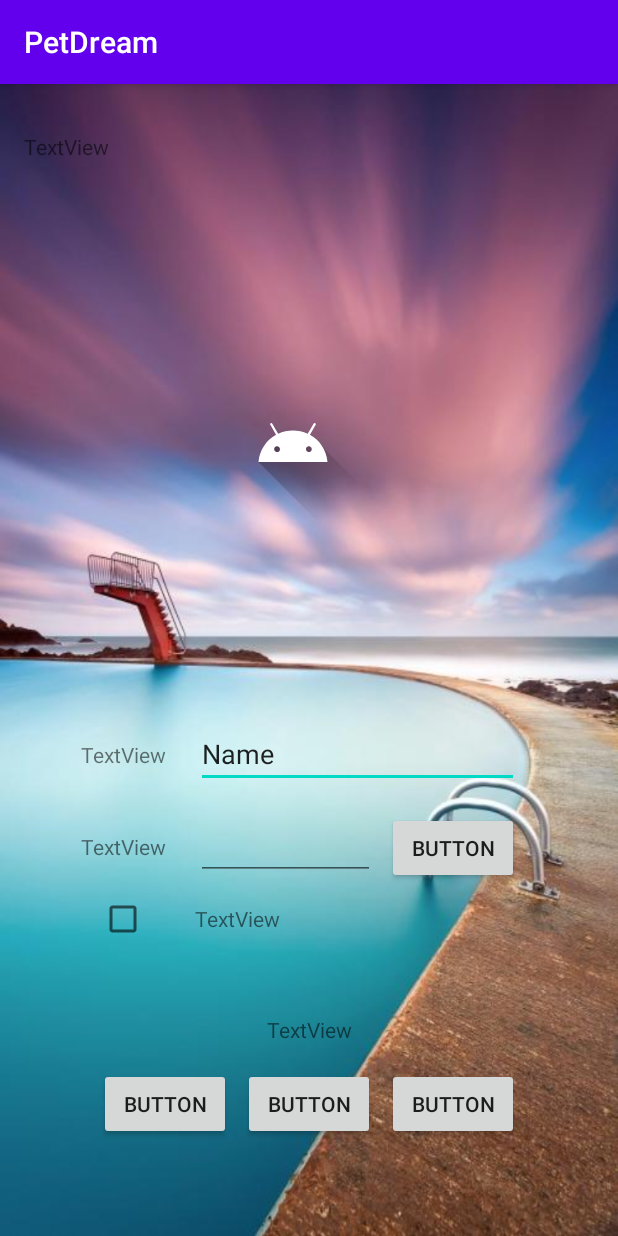
After one commit to Pet-community/PetDream, an Android app: the LoginActivity screen opened directly, with no data from a screen before it, on a phone screen of 412 x 824 dp. The commit adds this screen. Run offline under Robolectric (Android 15) with nearby library versions, the phone set to English and light mode, and no system bars; network calls fail.

Commit message:
新增登陆页面

```diff
--- a/app/build.gradle
+++ b/app/build.gradle
@@ -36,6 +36,8 @@ dependencies {
     //网络
     implementation "com.squareup.retrofit2:retrofit:2.6.2"
     implementation 'com.squareup.retrofit2:converter-gson:2.6.2'
+    implementation 'androidx.recyclerview:recyclerview:1.0.0'
+    implementation 'com.google.android.material:material:1.0.0'
     //调试
 
 }
--- a/app/src/main/AndroidManifest.xml
+++ b/app/src/main/AndroidManifest.xml
@@ -1,7 +1,9 @@
 <?xml version="1.0" encoding="utf-8"?>
 <manifest xmlns:android="http://schemas.android.com/apk/res/android"
     package="com.pet.petdream">
-<uses-permission android:name="android.permission.INTERNET"></uses-permission>
+
+    <uses-permission android:name="android.permission.INTERNET" />
+
     <application
         android:allowBackup="true"
         android:icon="@mipmap/ic_launcher"
@@ -9,6 +11,7 @@
         android:roundIcon="@mipmap/ic_launcher_round"
         android:supportsRtl="true"
         android:theme="@style/AppTheme">
+        <activity android:name=".LoginActivity" />
         <activity android:name=".MainActivity">
             <intent-filter>
                 <action android:name="android.intent.action.MAIN" />
--- /dev/null
+++ b/app/src/main/java/com/pet/petdream/LoginActivity.java
@@ -0,0 +1,14 @@
+package com.pet.petdream;
+
+import androidx.appcompat.app.AppCompatActivity;
+
+import android.os.Bundle;
+
+public class LoginActivity extends AppCompatActivity {
+
+    @Override
+    protected void onCreate(Bundle savedInstanceState) {
+        super.onCreate(savedInstanceState);
+        setContentView(R.layout.activity_login);
+    }
+}
--- /dev/null
+++ b/app/src/main/res/layout/activity_login.xml
@@ -0,0 +1,130 @@
+<?xml version="1.0" encoding="utf-8"?>
+<androidx.constraintlayout.widget.ConstraintLayout xmlns:android="http://schemas.android.com/apk/res/android"
+    xmlns:app="http://schemas.android.com/apk/res-auto"
+    xmlns:tools="http://schemas.android.com/tools"
+    android:layout_width="match_parent"
+    android:layout_height="match_parent"
+    tools:context=".LoginActivity">
+
+    <ImageView
+        android:id="@+id/imageView2"
+        android:layout_width="0dp"
+        android:layout_height="0dp"
+        android:background="@drawable/login"
+        android:scaleType="centerCrop"
+        app:layout_constraintBottom_toBottomOf="parent"
+        app:layout_constraintEnd_toEndOf="parent"
+        app:layout_constraintHorizontal_bias="0.0"
+        app:layout_constraintStart_toStartOf="parent"
+        app:layout_constraintTop_toTopOf="parent"
+        app:layout_constraintVertical_bias="1.0" />
+
+    <TextView
+        android:id="@+id/login_change_way_passward"
+        android:layout_width="wrap_content"
+        android:layout_height="wrap_content"
+        android:layout_marginStart="16dp"
+        android:layout_marginTop="32dp"
+        android:text="TextView"
+        app:layout_constraintStart_toStartOf="parent"
+        app:layout_constraintTop_toTopOf="parent" />
+
+    <TextView
+        android:id="@+id/login_tel_tv"
+        android:layout_width="wrap_content"
+        android:layout_height="wrap_content"
+        android:text="TextView"
+        app:layout_constraintBottom_toBottomOf="@+id/login_tel_et"
+        app:layout_constraintEnd_toEndOf="@+id/login_identifying_code"
+        app:layout_constraintHorizontal_bias="0.2"
+        app:layout_constraintStart_toStartOf="@+id/login_identifying_code"
+        app:layout_constraintTop_toTopOf="@+id/login_tel_et" />
+
+    <TextView
+        android:id="@+id/login_identifying_code"
+        android:layout_width="wrap_content"
+        android:layout_height="wrap_content"
+        android:text="TextView"
+        app:layout_constraintBottom_toBottomOf="@+id/login_identifying_code_et"
+        app:layout_constraintEnd_toEndOf="@+id/login_sure_agreement_checkBtn"
+        app:layout_constraintStart_toStartOf="@+id/login_sure_agreement_checkBtn"
+        app:layout_constraintTop_toTopOf="@+id/login_identifying_code_et" />
+
+    <EditText
+        android:id="@+id/login_tel_et"
+        android:layout_width="0dp"
+        android:layout_height="wrap_content"
+        android:layout_marginBottom="16dp"
+        android:ems="10"
+        android:inputType="textPersonName"
+        android:text="Name"
+        app:layout_constraintBottom_toTopOf="@+id/login_identifying_code_et"
+        app:layout_constraintEnd_toEndOf="@+id/login_getCode_btn"
+        app:layout_constraintStart_toStartOf="@+id/login_identifying_code_et" />
+
+    <!--        app:layout_constraintTop_toBottomOf="@+id/textView4" />-->
+
+    <EditText
+        android:id="@+id/login_identifying_code_et"
+        android:layout_width="119dp"
+        android:layout_height="wrap_content"
+        android:layout_marginEnd="8dp"
+        android:layout_marginBottom="16dp"
+        android:ems="10"
+        android:inputType="numberPassword"
+        app:layout_constraintBottom_toTopOf="@+id/login_agreement"
+        app:layout_constraintEnd_toStartOf="@+id/login_getCode_btn"
+        app:layout_constraintStart_toStartOf="@+id/login_agreement" />
+
+    <Button
+        android:id="@+id/login_getCode_btn"
+        android:layout_width="wrap_content"
+        android:layout_height="wrap_content"
+        android:text="Button"
+        app:layout_constraintBottom_toBottomOf="@+id/login_identifying_code_et"
+        app:layout_constraintEnd_toEndOf="@+id/login_agreement"
+        app:layout_constraintTop_toTopOf="@+id/login_identifying_code_et"
+        app:layout_constraintVertical_bias="0.0" />
+
+    <CheckBox
+        android:id="@+id/login_sure_agreement_checkBtn"
+        android:layout_width="wrap_content"
+        android:layout_height="wrap_content"
+        android:layout_marginBottom="16dp"
+        app:layout_constraintBottom_toTopOf="@+id/login_other_way"
+        app:layout_constraintStart_toStartOf="@+id/login_other_way" />
+
+    <TextView
+        android:id="@+id/login_agreement"
+        android:layout_width="0dp"
+        android:layout_height="wrap_content"
+        android:layout_marginStart="32dp"
+        android:text="TextView"
+        app:layout_constraintBottom_toBottomOf="@+id/login_sure_agreement_checkBtn"
+        app:layout_constraintEnd_toEndOf="@+id/login_other_way"
+        app:layout_constraintStart_toEndOf="@+id/login_sure_agreement_checkBtn"
+        app:layout_constraintTop_toTopOf="@+id/login_sure_agreement_checkBtn"
+        app:layout_constraintVertical_bias="0.461" />
+
+    <include
+        android:id="@+id/login_other_way"
+        layout="@layout/layout_login_other_way"
+        android:layout_width="wrap_content"
+        android:layout_height="wrap_content"
+        android:layout_marginBottom="64dp"
+        app:layout_constraintBottom_toBottomOf="@+id/imageView2"
+        app:layout_constraintEnd_toEndOf="parent"
+        app:layout_constraintStart_toStartOf="parent" />
+
+    <ImageView
+        android:id="@+id/login_logo"
+        android:layout_width="wrap_content"
+        android:layout_height="wrap_content"
+        android:layout_marginTop="8dp"
+        app:layout_constraintBottom_toTopOf="@+id/login_tel_et"
+        app:layout_constraintEnd_toEndOf="parent"
+        app:layout_constraintHorizontal_bias="0.465"
+        app:layout_constraintStart_toStartOf="parent"
+        app:layout_constraintTop_toBottomOf="@+id/login_change_way_passward"
+        app:srcCompat="@drawable/ic_launcher_foreground" />
+</androidx.constraintlayout.widget.ConstraintLayout>
--- a/app/src/main/res/layout/activity_main.xml
+++ b/app/src/main/res/layout/activity_main.xml
@@ -14,18 +14,21 @@
         android:layout_width="match_parent"
         android:layout_height="match_parent"
         tools:context=".MainActivity">
-        <Button
-            android:id="@+id/phone_login_btn"
-            android:layout_width="231dp"
-            android:layout_height="41dp"
-            android:layout_marginTop="100dp"
-            android:text="@string/phone_login"
-            app:layout_constraintBottom_toBottomOf="parent"
-            app:layout_constraintEnd_toEndOf="parent"
-            app:layout_constraintStart_toStartOf="parent"
-            app:layout_constraintTop_toTopOf="parent"
-            app:layout_constraintVertical_bias="0.7"
 
-            />
+        <TextView
+            android:id="@+id/textView"
+            android:layout_width="wrap_content"
+            android:layout_height="wrap_content"
+            android:text="TextView"
+            tools:layout_editor_absoluteX="21dp"
+            tools:layout_editor_absoluteY="45dp" />
+
+        <ImageView
+            android:id="@+id/imageView"
+            android:layout_width="wrap_content"
+            android:layout_height="wrap_content"
+            app:srcCompat="@drawable/ic_launcher_foreground"
+            tools:layout_editor_absoluteX="133dp"
+            tools:layout_editor_absoluteY="109dp" />
     </androidx.constraintlayout.widget.ConstraintLayout>
 </layout>
--- /dev/null
+++ b/app/src/main/res/layout/layout_login_other_way.xml
@@ -0,0 +1,48 @@
+<?xml version="1.0" encoding="utf-8"?>
+<androidx.constraintlayout.widget.ConstraintLayout
+    xmlns:android="http://schemas.android.com/apk/res/android"
+    xmlns:app="http://schemas.android.com/apk/res-auto"
+    xmlns:tools="http://schemas.android.com/tools"
+    android:layout_width="match_parent"
+    android:layout_height="wrap_content">
+
+    <TextView
+        android:id="@+id/textView6"
+        android:layout_width="wrap_content"
+        android:layout_height="wrap_content"
+        android:layout_marginTop="32dp"
+        android:text="TextView"
+        app:layout_constraintEnd_toEndOf="parent"
+        app:layout_constraintStart_toStartOf="parent"
+        app:layout_constraintTop_toTopOf="parent" />
+
+    <Button
+        android:id="@+id/button2"
+        android:layout_width="wrap_content"
+        android:layout_height="wrap_content"
+        android:layout_marginTop="16dp"
+        android:layout_marginEnd="8dp"
+        android:text="Button"
+        app:layout_constraintEnd_toStartOf="@+id/button3"
+        app:layout_constraintTop_toBottomOf="@+id/textView6" />
+
+    <Button
+        android:id="@+id/button3"
+        android:layout_width="wrap_content"
+        android:layout_height="wrap_content"
+        android:layout_marginStart="64dp"
+        android:layout_marginEnd="64dp"
+        android:text="Button"
+        app:layout_constraintEnd_toEndOf="parent"
+        app:layout_constraintStart_toStartOf="parent"
+        app:layout_constraintTop_toTopOf="@+id/button2" />
+
+    <Button
+        android:id="@+id/button4"
+        android:layout_width="wrap_content"
+        android:layout_height="wrap_content"
+        android:layout_marginStart="8dp"
+        android:text="Button"
+        app:layout_constraintStart_toEndOf="@+id/button3"
+        app:layout_constraintTop_toTopOf="@+id/button3" />
+</androidx.constraintlayout.widget.ConstraintLayout>
--- a/build.gradle
+++ b/build.gradle
@@ -5,10 +5,10 @@ buildscript {
     repositories {
         google()
         jcenter()
-        maven { url 'https://dl.bintray.com/kotlin/kotlin-eap' }
+//        maven { url 'https://dl.bintray.com/kotlin/kotlin-eap' }
     }
     dependencies {
-        classpath 'com.android.tools.build:gradle:4.0.0-alpha01'
+        classpath 'com.android.tools.build:gradle:3.6.0-alpha12'
         classpath 'androidx.navigation:navigation-safe-args-gradle-plugin:2.1.0'
 
         // NOTE: Do not place your application dependencies here; they belong
@@ -20,7 +20,7 @@ allprojects {
     repositories {
         google()
         jcenter()
-        maven { url 'https://dl.bintray.com/kotlin/kotlin-eap' }
+//        maven { url 'https://dl.bintray.com/kotlin/kotlin-eap' }
     }
 }
 
--- a/media/build.gradle
+++ b/media/build.gradle
@@ -44,11 +44,15 @@ dependencies {
     implementation fileTree(dir: 'libs', include: ['*.jar'])
 
     implementation 'androidx.appcompat:appcompat:1.1.0'
-    implementation 'com.google.android.material:material:1.0.0'
-    implementation 'androidx.constraintlayout:constraintlayout:1.1.3'
-    implementation 'androidx.navigation:navigation-fragment:2.1.0'
-    implementation 'androidx.navigation:navigation-ui:2.1.0'
     testImplementation 'junit:junit:4.12'
     androidTestImplementation 'androidx.test.ext:junit:1.1.1'
     androidTestImplementation 'androidx.test.espresso:espresso-core:3.2.0'
+
+    //ui
+    implementation 'com.google.android.material:material:1.0.0'
+    implementation 'androidx.constraintlayout:constraintlayout:1.1.3'
+
+    //fragment导航
+    implementation 'androidx.navigation:navigation-fragment:2.1.0'
+    implementation 'androidx.navigation:navigation-ui:2.1.0'
 }
```
Also changed, not shown: app/src/main/res/drawable/login.jpg (added).
